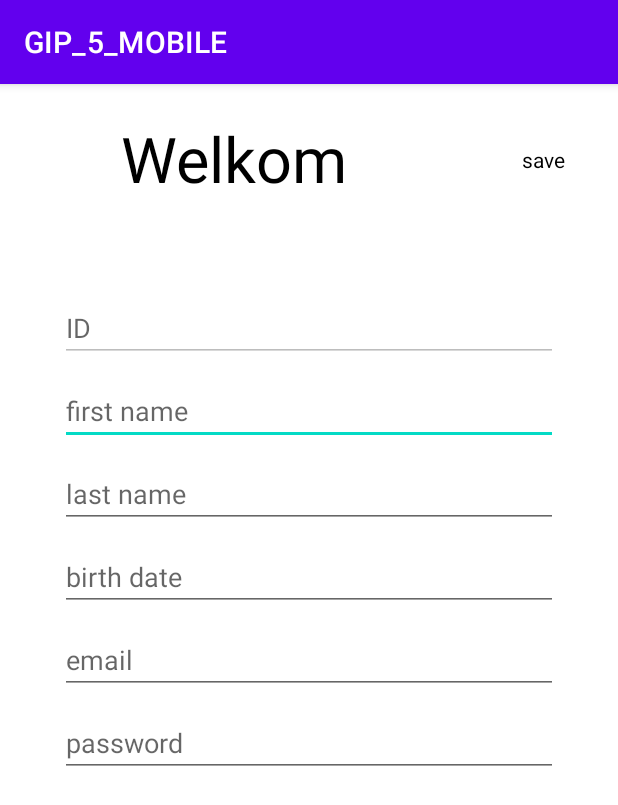
After one commit to dumbeldore2/GIP_5_MOBILE, an Android app: the MainActivity4 screen opened directly, with no data from a screen before it, on a phone screen of 412 x 824 dp. The commit adds this screen. Shown: the top 805 px of the screen. Run offline under Robolectric (Android 15) with nearby library versions, the phone set to English and light mode, and no system bars; our stand-ins replace Volley; network calls fail; 1 statement that could not run was skipped.

```diff
--- a/app/src/main/java/com/example/gip_5_mobile/MainActivity.java
+++ b/app/src/main/java/com/example/gip_5_mobile/MainActivity.java
@@ -83,6 +83,7 @@ public class MainActivity extends AppCompatActivity {
                                     String base = Base64.getEncoder().encodeToString(bytes);
 
                                     intent.putExtra("base", base);
+                                    intent.putExtra("email", getEditText1());
                                     //System.out.println(base);
                                     startActivity(intent);
                                 }
@@ -212,6 +213,7 @@ public class MainActivity extends AppCompatActivity {
                                             String base = Base64.getEncoder().encodeToString(bytes);
 
                                             intent.putExtra("base" , base);
+                                            intent.putExtra("email" , dialog_editText4.getText());
                                             startActivity(intent);
                                         }
                                     }
--- /dev/null
+++ b/app/src/main/java/com/example/gip_5_mobile/MainActivity4.java
@@ -0,0 +1,151 @@
+package com.example.gip_5_mobile;
+
+import androidx.appcompat.app.AppCompatActivity;
+
+import android.content.Intent;
+import android.os.Bundle;
+import android.view.View;
+import android.widget.EditText;
+import android.widget.TextView;
+
+import com.android.volley.AuthFailureError;
+import com.android.volley.Request;
+import com.android.volley.RequestQueue;
+import com.android.volley.Response;
+import com.android.volley.VolleyError;
+import com.android.volley.toolbox.JsonObjectRequest;
+import com.android.volley.toolbox.Volley;
+
+import org.json.JSONObject;
+
+import java.nio.charset.StandardCharsets;
+import java.util.Base64;
+import java.util.HashMap;
+import java.util.Map;
+
+public class MainActivity4 extends AppCompatActivity {
+
+    //basic auth string
+    Intent intent;
+    String base;
+    String email;
+
+    // url string
+    String url = "http://192.168.1.103:8080/api/v1/";
+
+    //views initen
+    TextView textView1,textView2;
+    EditText editText0,editText1,editText2,editText3,editText4,editText5;
+    String string0,string1,string2,string3,string4,string5;
+
+    @Override
+    protected void onCreate(Bundle savedInstanceState) {
+        super.onCreate(savedInstanceState);
+        setContentView(R.layout.activity_main4);
+
+        //base string maken
+        intent = getIntent();
+        base = intent.getStringExtra("base");
+        email = intent.getStringExtra("email");
+
+        //views conecten
+        textView1 = findViewById(R.id.text_1);
+        textView2 = findViewById(R.id.text_2);
+
+        editText0 = findViewById(R.id.edit_text_0);
+        editText1 = findViewById(R.id.edit_text_1);
+        editText2 = findViewById(R.id.edit_text_2);
+        editText3 = findViewById(R.id.edit_text_3);
+        editText4 = findViewById(R.id.edit_text_4);
+        editText5 = findViewById(R.id.edit_text_5);
+
+        //fun
+        fun_get_api();
+    }
+    public void fun_get_api(){
+        //api request
+        RequestQueue requestQueue = Volley.newRequestQueue(MainActivity4.this);
+        JsonObjectRequest jsonObjectRequest = new JsonObjectRequest(Request.Method.GET,
+                url + "user/email" +
+                        "/" + email, null,
+                new Response.Listener<JSONObject>() {
+                    @Override public void onResponse(JSONObject response) {
+                        //System.out.println(response.toString());
+                        //als er data word teruggegeven zal er worden door gegaan naar de
+                        // volgende activity
+                        if (!response.toString().isEmpty()){
+                            toJava(response.toString());
+                            setEdittexts();
+                        }
+                    }
+                }, new Response.ErrorListener() {
+            @Override public void onErrorResponse(VolleyError error) {
+                //System.out.println(error.networkResponse.statusCode);
+                if (error.networkResponse.statusCode == 401){
+                    textView1.setVisibility(View.VISIBLE);
+                    textView1.setText("fout met laden van de user");
+                }
+            }
+
+        }){
+            @Override
+            public Map<String, String> getHeaders() throws AuthFailureError {
+                Map<String, String> headers = new HashMap<>();
+
+                //autherization
+
+                headers.put("Content-Type", "application/json;charset=UTF-8");
+                headers.put("Authorization", "Basic " + base);
+                //headers.put("Content-Length", "<calculated when request is sent>");
+                //headers.put("Host", "<calculated when request is sent>");
+                //headers.put("Accept-Encoding", "gzip, deflate,br");
+                //headers.put("Connection", "keep-alive");
+                return headers;
+            }
+        };
+
+        requestQueue.add(jsonObjectRequest);
+    }
+
+    public void toJava(String s){
+        String s1 [] = s.split(",");
+        for (int i = 0; i < s1.length ; i++){
+            String s2 [] = s1[i].split(":");
+            if (i == 0){
+                string0 = s2[1];
+            }
+            if (i == 1){
+                string1 = s2[1];
+            }
+            if (i == 2){
+                string2 = s2[1];
+            }
+            if (i == 3){
+                string3 = s2[1];
+            }
+            if (i == 4){
+                string4 = s2[1];
+            }
+            if (i == 6){
+                string5 = s2[1];
+            }
+        }
+    }
+
+    public void setEdittexts(){
+        editText0.setHint(string0);
+        editText1.setHint(string1.substring(1,string1.length()-1));
+        editText2.setHint(string2.substring(1,string2.length()-1));
+        editText3.setHint(string3.substring(1,string3.length()-1));
+        editText4.setHint(string4.substring(1,string4.length()-1));
+        editText5.setHint(string5.substring(1,string5.length()-1));
+    }
+
+    public void click_safe(){
+        textView2.setOnClickListener(new View.OnClickListener() {
+            @Override public void onClick(View v) {
+
+            }
+        });
+    }
+}
--- /dev/null
+++ b/app/src/main/res/layout/activity_main4.xml
@@ -0,0 +1,141 @@
+<?xml version="1.0" encoding="utf-8"?>
+<androidx.constraintlayout.widget.ConstraintLayout xmlns:android="http://schemas.android.com/apk/res/android"
+    xmlns:app="http://schemas.android.com/apk/res-auto"
+    xmlns:tools="http://schemas.android.com/tools"
+    android:layout_width="match_parent"
+    android:layout_height="match_parent"
+    tools:context=".MainActivity4">
+
+    <androidx.constraintlayout.widget.ConstraintLayout
+        android:id="@+id/constraint_1"
+
+        android:layout_width="match_parent"
+        android:layout_height="100dp"
+
+        app:layout_constraintStart_toStartOf="parent"
+        app:layout_constraintEnd_toEndOf="parent"
+        app:layout_constraintTop_toTopOf="parent">
+
+        <TextView
+            android:id="@+id/text_1"
+
+            android:text="Welkom"
+            android:textColor="@color/black"
+            android:textSize="42dp"
+
+            android:gravity="center"
+
+            android:layout_marginRight="100dp"
+
+            android:layout_width="match_parent"
+            android:layout_height="match_parent"/>
+
+        <TextView
+            android:id="@+id/text_2"
+
+            android:text="save"
+            android:textColor="@color/black"
+            android:gravity="center"
+
+            android:layout_width="50dp"
+            android:layout_height="50dp"
+
+            app:layout_constraintStart_toEndOf="@id/text_1"
+            app:layout_constraintTop_toTopOf="parent"
+
+            android:layout_marginLeft="25dp"
+            android:layout_marginTop="25dp"/>
+    </androidx.constraintlayout.widget.ConstraintLayout>
+
+    <LinearLayout
+        app:layout_constraintStart_toStartOf="parent"
+        app:layout_constraintEnd_toEndOf="parent"
+        app:layout_constraintTop_toBottomOf="@id/constraint_1"
+
+        android:orientation="vertical"
+        android:layout_width="match_parent"
+        android:layout_height="wrap_content"
+
+        android:layout_margin="40dp">
+
+        <EditText
+            android:id="@+id/edit_text_0"
+
+            android:layout_width="match_parent"
+            android:layout_height="wrap_content"
+
+            android:hint="ID"
+            android:textColor="@color/black"
+            android:inputType="text"
+            android:imeOptions="actionNext"
+
+            android:layout_marginBottom="10dp"
+            android:enabled="false"/>
+
+        <EditText
+            android:id="@+id/edit_text_1"
+
+            android:layout_width="match_parent"
+            android:layout_height="wrap_content"
+
+            android:hint="first name"
+            android:textColor="@color/black"
+            android:inputType="text"
+            android:imeOptions="actionNext"
+
+            android:layout_marginBottom="10dp"/>
+
+        <EditText
+            android:id="@+id/edit_text_2"
+
+            android:layout_width="match_parent"
+            android:layout_height="wrap_content"
+
+            android:hint="last name"
+            android:textColor="@color/black"
+            android:inputType="text"
+            android:imeOptions="actionNext"
+
+            android:layout_marginBottom="10dp"/>
+
+        <EditText
+            android:id="@+id/edit_text_3"
+
+            android:layout_width="match_parent"
+            android:layout_height="wrap_content"
+
+            android:hint="birth date"
+            android:textColor="@color/black"
+            android:inputType="date"
+            android:imeOptions="actionNext"
+
+            android:layout_marginBottom="10dp"/>
+
+        <EditText
+            android:id="@+id/edit_text_4"
+
+            android:layout_width="match_parent"
+            android:layout_height="wrap_content"
+
+            android:hint="email"
+            android:textColor="@color/black"
+            android:inputType="textEmailAddress"
+            android:imeOptions="actionNext"
+
+            android:layout_marginBottom="10dp"/>
+
+        <EditText
+            android:id="@+id/edit_text_5"
+
+            android:layout_width="match_parent"
+            android:layout_height="wrap_content"
+
+            android:hint="password"
+            android:textColor="@color/black"
+            android:inputType="textPassword"
+            android:imeOptions="actionDone"
+
+            android:layout_marginBottom="10dp"/>
+
+    </LinearLayout>
+</androidx.constraintlayout.widget.ConstraintLayout>
```
Also changed, not shown: app/src/main/AndroidManifest.xml (+7 -0 lines), app/src/main/java/com/example/gip_5_mobile/MainActivity2.java (+21 -0 lines), app/src/main/java/com/example/gip_5_mobile/MainActivity3.java (+22 -0 lines).
